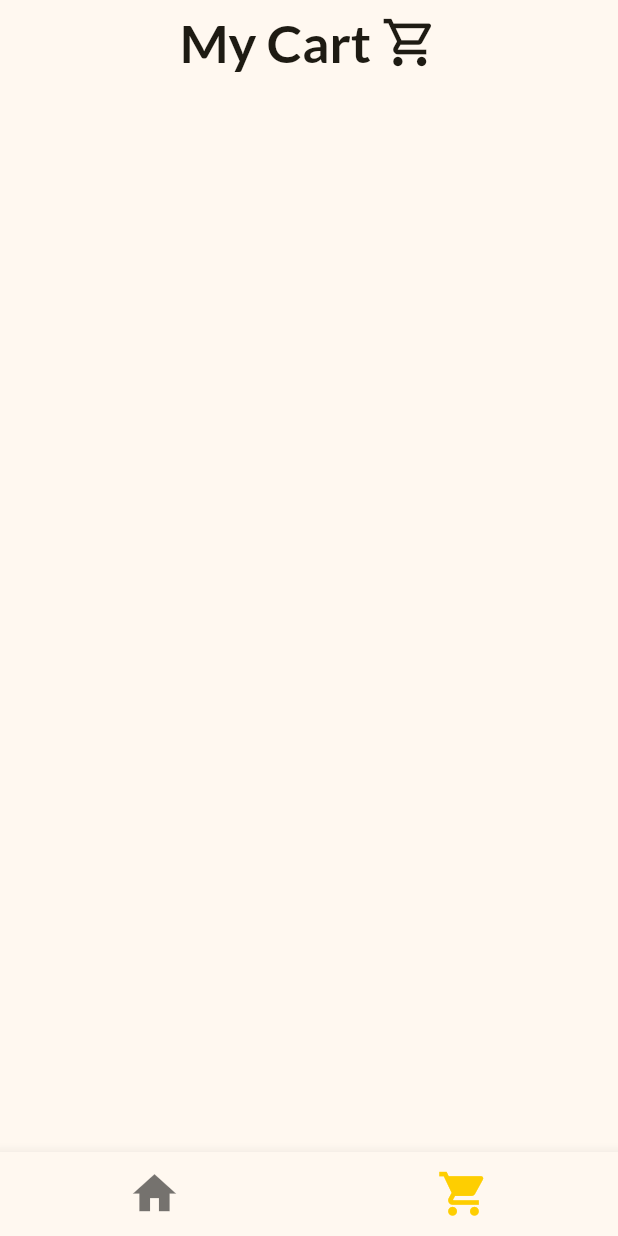
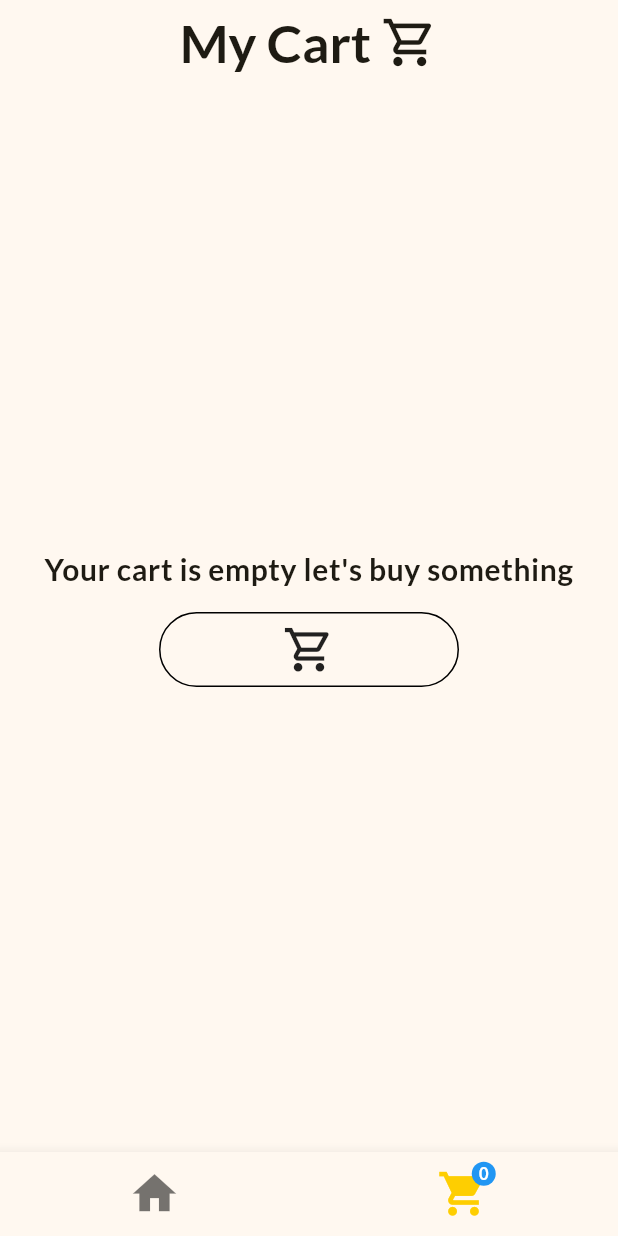
Before and after one commit to MotiurRahmanSany/Shop-App, a Flutter app: the screen it shows after launch, item 2 of the bottom bar chosen, on a phone screen of 412 x 824 dp. Run offline on Flutter 3.47's test engine with Material 3 defaults, Android fonts, the phone set to English and light mode, and no system bars.

Commit message:
added empty cart content

```diff
--- a/lib/pages/cart_page.dart
+++ b/lib/pages/cart_page.dart
@@ -1,5 +1,6 @@
 import 'package:flutter/material.dart';
 import 'package:provider/provider.dart';
+import 'package:shop_app/pages/home_page.dart';
 import 'package:shop_app/providers/cart_provider.dart';
 
 class CartPage extends StatelessWidget {
@@ -7,6 +8,46 @@ class CartPage extends StatelessWidget {
 
   @override
   Widget build(BuildContext context) {
+    Widget emptyContent = Center(
+      child: Column(
+        mainAxisSize: MainAxisSize.min,
+        children: [
+          Text(
+            'Your cart is empty let\'s buy something',
+            style:
+                Theme.of(context).textTheme.bodySmall!.copyWith(fontSize: 20),
+            textAlign: TextAlign.center,
+          ),
+          const SizedBox(height: 15),
+          GestureDetector(
+            onTap: () {
+              Navigator.push(
+                context,
+                MaterialPageRoute(
+                  builder: (context) => const HomePage(),
+                ),
+              );
+            },
+            child: Container(
+              width: 200,
+              height: 50,
+              decoration: BoxDecoration(
+                border: Border.all(
+                  width: 1,
+                  color: Colors.black,
+                  // style:
+                ),
+                borderRadius: BorderRadius.circular(30),
+                shape: BoxShape.rectangle,
+              ),
+              child: const Center(
+                child: Icon(Icons.shopping_cart_outlined, size: 35),
+              ),
+            ),
+          ),
+        ],
+      ),
+    );
     final cart = context.watch<CartProvider>().cart;
     // final cart = Provider.of<CartProvider>(context).cart;
 
@@ -24,7 +65,9 @@ class CartPage extends StatelessWidget {
         ),
         centerTitle: true,
       ),
-      body: ListView.builder(
+      body: cart.isEmpty
+          ? emptyContent
+          : ListView.builder(
               itemCount: cart.length,
               itemBuilder: (context, index) {
                 final cartItem = cart[index];
@@ -71,9 +114,13 @@ class CartPage extends StatelessWidget {
                                   // Provider.of<CartProvider>(context, listen: false)
                                   //     .removeProduct(cartItem);
                                   Navigator.of(context).pop();
+                                  ScaffoldMessenger.of(context)
+                                      .clearSnackBars();
                                   ScaffoldMessenger.of(context).showSnackBar(
                                     const SnackBar(
-                                content: Text('Product deleted from the cart!'),
+                                      duration: Duration(seconds: 2),
+                                      content: Text(
+                                          'Product deleted from the cart!'),
                                     ),
                                   );
                                 },
--- a/lib/pages/home_page.dart
+++ b/lib/pages/home_page.dart
@@ -36,8 +36,12 @@ class _HomePageState extends State<HomePage> {
             label: '',
           ),
           BottomNavigationBarItem(
-            icon: Icon(
-              Icons.shopping_cart,
+            icon: Badge(
+              label: Text('0', style: TextStyle(fontWeight: FontWeight.bold)),
+              backgroundColor: Colors.blue,
+              child: Icon(
+                Icons.shopping_cart,
+              ),
             ),
             label: '',
           ),
--- a/lib/pages/product_details_page.dart
+++ b/lib/pages/product_details_page.dart
@@ -26,14 +26,18 @@ class _ProductDetailsPageState extends State<ProductDetailsPage> {
           'size': selectedSize,
         },
       );
+      ScaffoldMessenger.of(context).clearSnackBars();
       ScaffoldMessenger.of(context).showSnackBar(
         SnackBar(
+          duration: const Duration(seconds: 2),
           content: Text('${widget.product['title']} added to cart'),
         ),
       );
     } else {
+      ScaffoldMessenger.of(context).clearSnackBars();
       ScaffoldMessenger.of(context).showSnackBar(
         const SnackBar(
+          duration: Duration(seconds: 2),
           content: Text('Please select a size!!'),
         ),
       );
--- a/lib/widgets/product_list.dart
+++ b/lib/widgets/product_list.dart
@@ -50,7 +50,7 @@ class _ProductListState extends State<ProductList> {
               const Expanded(
                 child: TextField(
                   decoration: InputDecoration(
-                    hintText: 'Search',
+                    hintText: 'Search in MyShop',
                     prefixIcon: Icon(Icons.search),
                     // border: border,
                     enabledBorder: border,
--- a/pubspec.yaml
+++ b/pubspec.yaml
@@ -36,6 +36,7 @@ dependencies:
   # The following adds the Cupertino Icons font to your application.
   # Use with the CupertinoIcons class for iOS style icons.
   cupertino_icons: ^1.0.2
+  badges: ^3.1.2
 
 dev_dependencies:
   flutter_test:
```
Also changed, not shown: pubspec.lock. Lines whose indentation alone changed are shown as unchanged.
